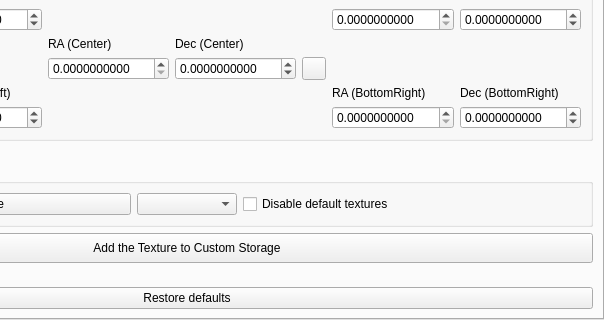
Qt form plugins/NebulaTextures/src/gui/nebulaTexturesDialog.ui (Stellarium/stellarium) before a commit; both pictures show x 230 to 834 and y 245 to 565 of the 834 by 565 pixel window.
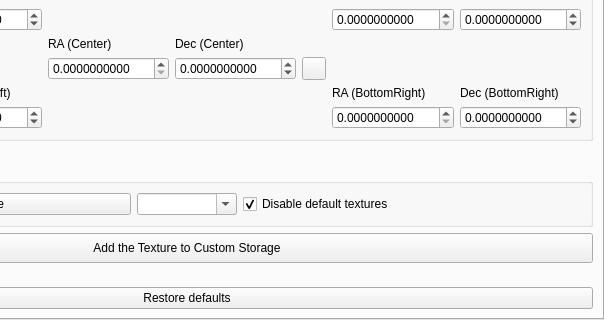
The same form after that commit. Icons and pictures are not drawn. Custom widgets are drawn as their Qt base class.

The edit to the form file:
```diff
--- a/plugins/NebulaTextures/src/gui/nebulaTexturesDialog.ui
+++ b/plugins/NebulaTextures/src/gui/nebulaTexturesDialog.ui
@@ -484,6 +484,9 @@
               <property name="toolTip">
                <string>Brightness</string>
               </property>
+              <property name="editable">
+               <bool>true</bool>
+              </property>
              </widget>
             </item>
             <item>
@@ -491,6 +494,9 @@
               <property name="text">
                <string>Disable default textures</string>
               </property>
+              <property name="checked">
+               <bool>true</bool>
+              </property>
              </widget>
             </item>
            </layout>
```
Left out of the diff: 6 changed lines with no effect on the pictures.
